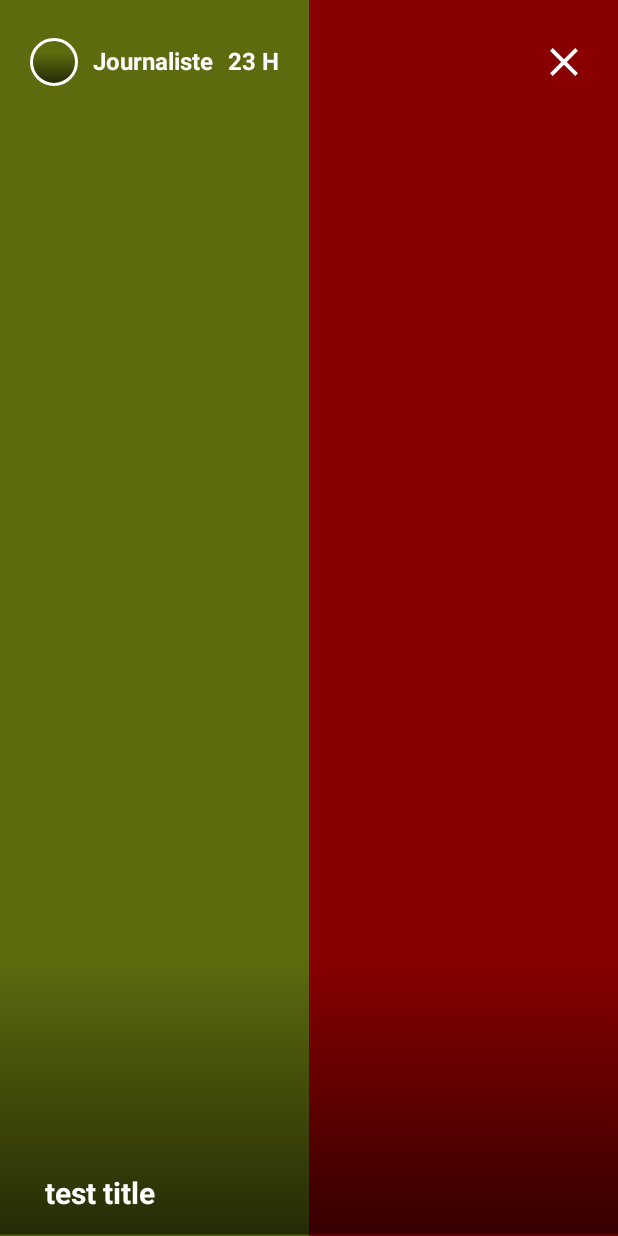
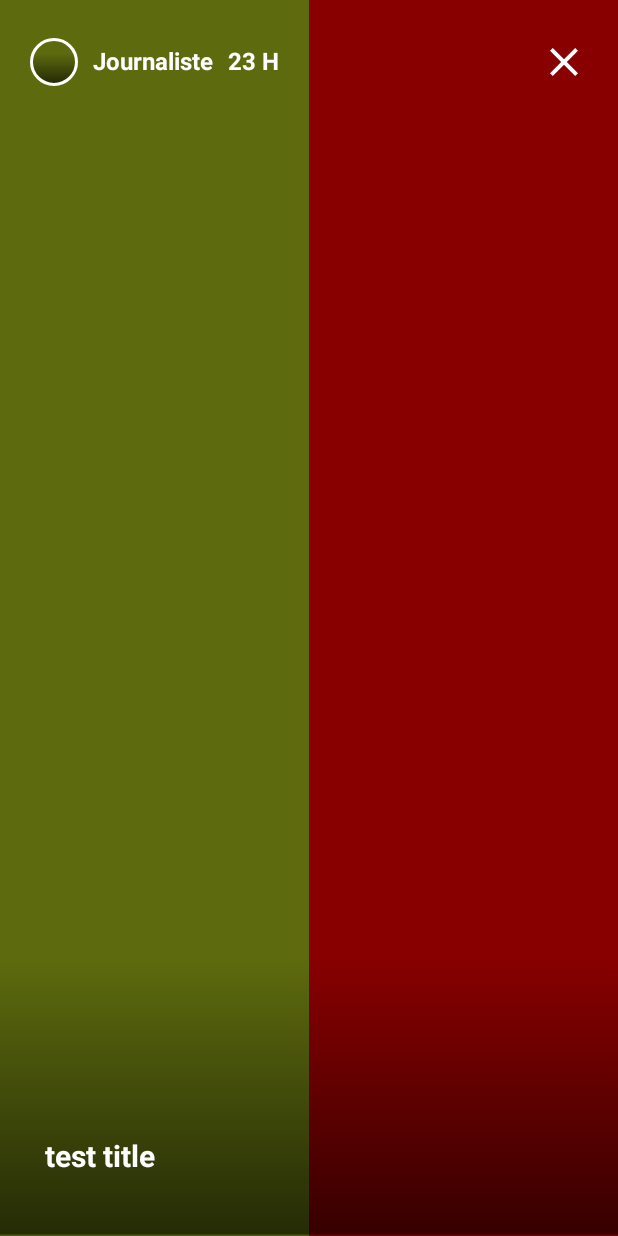
Before and after one commit to ismail096/SNSLF, an Android app: the layout progress_story_view.xml on its own in the app's theme, with its tools: preview values and no code run, on a phone screen of 412 x 824 dp. Run offline under Robolectric (Android 15) with nearby library versions, the phone set to English and light mode, and no system bars; Roboto replaces fonts that are not available here.

Commit message:
change story layout

```diff
--- a/library/src/main/res/layout/progress_story_view.xml
+++ b/library/src/main/res/layout/progress_story_view.xml
@@ -161,7 +161,7 @@
 
         <TextView
             android:id="@+id/TitleStory"
-            android:layout_marginBottom="15dp"
+            android:layout_marginBottom="40dp"
             android:layout_marginLeft="30dp"
             android:layout_marginRight="30dp"
             android:textSize="20sp"
--- a/library/src/main/res/layout/progress_story_viewar.xml
+++ b/library/src/main/res/layout/progress_story_viewar.xml
@@ -201,7 +201,7 @@
 
         <TextView
             android:id="@+id/TitleStory"
-            android:layout_marginBottom="15dp"
+            android:layout_marginBottom="40dp"
             android:layout_marginLeft="30dp"
             android:layout_marginRight="30dp"
             android:textSize="20sp"
```
